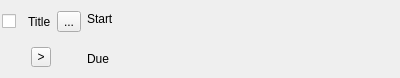
Above: itemview.ui from CosmoD0G/ToDoList before the change. Below: the same form after it.
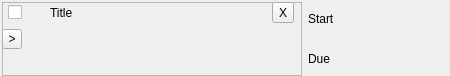
That is the form after the change.

Patch:
```diff
--- a/itemview.ui
+++ b/itemview.ui
@@ -6,22 +6,28 @@
    <rect>
     <x>0</x>
     <y>0</y>
-    <width>400</width>
-    <height>78</height>
+    <width>450</width>
+    <height>76</height>
    </rect>
   </property>
   <property name="sizePolicy">
-   <sizepolicy hsizetype="Preferred" vsizetype="Minimum">
+   <sizepolicy hsizetype="Fixed" vsizetype="Minimum">
     <horstretch>0</horstretch>
     <verstretch>0</verstretch>
    </sizepolicy>
   </property>
   <property name="minimumSize">
    <size>
-    <width>400</width>
+    <width>450</width>
     <height>0</height>
    </size>
   </property>
+  <property name="maximumSize">
+   <size>
+    <width>450</width>
+    <height>16777215</height>
+   </size>
+  </property>
   <property name="windowTitle">
    <string>Form</string>
   </property>
@@ -36,7 +42,7 @@
     <number>2</number>
    </property>
    <property name="bottomMargin">
-    <number>2</number>
+    <number>0</number>
    </property>
    <item>
     <layout class="QVBoxLayout" name="vertLayoutTotal">
@@ -60,9 +66,49 @@
        <item>
         <layout class="QHBoxLayout" name="horiLayoutHeader">
          <item>
+          <widget class="QFrame" name="frame">
+           <property name="sizePolicy">
+            <sizepolicy hsizetype="Fixed" vsizetype="Preferred">
+             <horstretch>0</horstretch>
+             <verstretch>0</verstretch>
+            </sizepolicy>
+           </property>
+           <property name="minimumSize">
+            <size>
+             <width>300</width>
+             <height>68</height>
+            </size>
+           </property>
+           <property name="maximumSize">
+            <size>
+             <width>300</width>
+             <height>16777215</height>
+            </size>
+           </property>
+           <property name="frameShape">
+            <enum>QFrame::Shape::StyledPanel</enum>
+           </property>
+           <property name="frameShadow">
+            <enum>QFrame::Shadow::Raised</enum>
+           </property>
+           <widget class="QWidget" name="layoutWidget">
+            <property name="geometry">
+             <rect>
+              <x>0</x>
+              <y>0</y>
+              <width>301</width>
+              <height>68</height>
+             </rect>
+            </property>
           <layout class="QVBoxLayout" name="vertLayoutLeft">
+             <property name="sizeConstraint">
+              <enum>QLayout::SizeConstraint::SetMaximumSize</enum>
+             </property>
            <item>
             <layout class="QHBoxLayout" name="horiLayoutTitle">
+               <property name="sizeConstraint">
+                <enum>QLayout::SizeConstraint::SetMaximumSize</enum>
+               </property>
              <item>
               <widget class="QCheckBox" name="checkBox">
                <property name="enabled">
@@ -87,6 +133,18 @@
              </item>
              <item>
               <widget class="QLabel" name="txtTitle">
+                 <property name="sizePolicy">
+                  <sizepolicy hsizetype="Fixed" vsizetype="Preferred">
+                   <horstretch>0</horstretch>
+                   <verstretch>0</verstretch>
+                  </sizepolicy>
+                 </property>
+                 <property name="minimumSize">
+                  <size>
+                   <width>210</width>
+                   <height>0</height>
+                  </size>
+                 </property>
                <property name="text">
                 <string>Title</string>
                </property>
@@ -95,10 +153,26 @@
              <item>
               <widget class="QToolButton" name="toolButton">
                <property name="text">
-                <string>...</string>
+                  <string>X</string>
                </property>
               </widget>
              </item>
+               <item>
+                <spacer name="horizontalSpacer_2">
+                 <property name="orientation">
+                  <enum>Qt::Orientation::Horizontal</enum>
+                 </property>
+                 <property name="sizeType">
+                  <enum>QSizePolicy::Policy::Fixed</enum>
+                 </property>
+                 <property name="sizeHint" stdset="0">
+                  <size>
+                   <width>1</width>
+                   <height>20</height>
+                  </size>
+                 </property>
+                </spacer>
+               </item>
             </layout>
            </item>
            <item>
@@ -119,9 +193,24 @@
              <item>
               <layout class="QHBoxLayout" name="horiLayoutTLabels"/>
              </item>
+               <item>
+                <spacer name="horizontalSpacer">
+                 <property name="orientation">
+                  <enum>Qt::Orientation::Horizontal</enum>
+                 </property>
+                 <property name="sizeHint" stdset="0">
+                  <size>
+                   <width>40</width>
+                   <height>20</height>
+                  </size>
+                 </property>
+                </spacer>
+               </item>
             </layout>
            </item>
           </layout>
+           </widget>
+          </widget>
          </item>
          <item>
           <layout class="QVBoxLayout" name="vertLayoutDates">
```
Left out of the diff: 2 changed lines with no effect on the pictures. Lines whose indentation alone changed are shown as unchanged.
